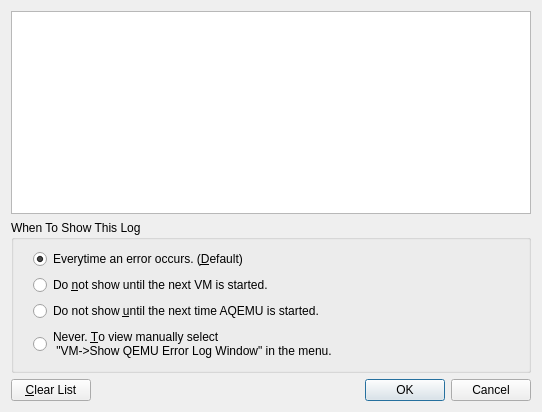
The window that src/Error_Log_Window.ui (tobimensch/aqemu) describes before a commit, drawn with Qt 5.
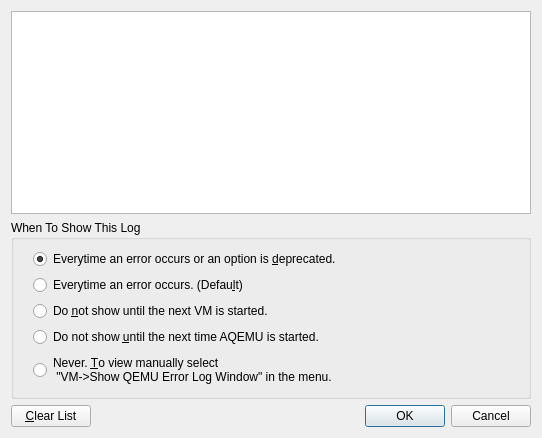
The same window after the commit. Icons and pictures are not drawn. Custom widgets are drawn as their Qt base class.

Commit message: By default error messages about deprecated qemu options aren't getting instantly shown anymore. (of course they still appear in the error log if you look for it) The a new mode for normal usage was introduced, and the old mode has become the dev mode where deprecated messages will again be shown instantly.

Patch:
```diff
--- a/src/Error_Log_Window.ui
+++ b/src/Error_Log_Window.ui
@@ -8,7 +8,7 @@
     <x>0</x>
     <y>0</y>
     <width>542</width>
-    <height>412</height>
+    <height>438</height>
    </rect>
   </property>
   <property name="windowTitle">
@@ -40,13 +40,23 @@
         <item>
          <widget class="QRadioButton" name="RB_Normal_Mode">
           <property name="text">
-           <string>Everytime an error occurs. (&amp;Default)</string>
+           <string>Everytime an error occurs or an option is &amp;deprecated.</string>
           </property>
           <property name="checked">
            <bool>true</bool>
           </property>
          </widget>
         </item>
+        <item>
+         <widget class="QRadioButton" name="RB_User_Normal_Mode">
+          <property name="text">
+           <string>Everytime an error occurs. (Defau&amp;lt)</string>
+          </property>
+          <property name="checked">
+           <bool>false</bool>
+          </property>
+         </widget>
+        </item>
         <item>
          <widget class="QRadioButton" name="RB_Show_VM_Started">
           <property name="text">
```
Left out of the diff: 1 changed line with no effect on the pictures. The commit also changes 3 other files.
